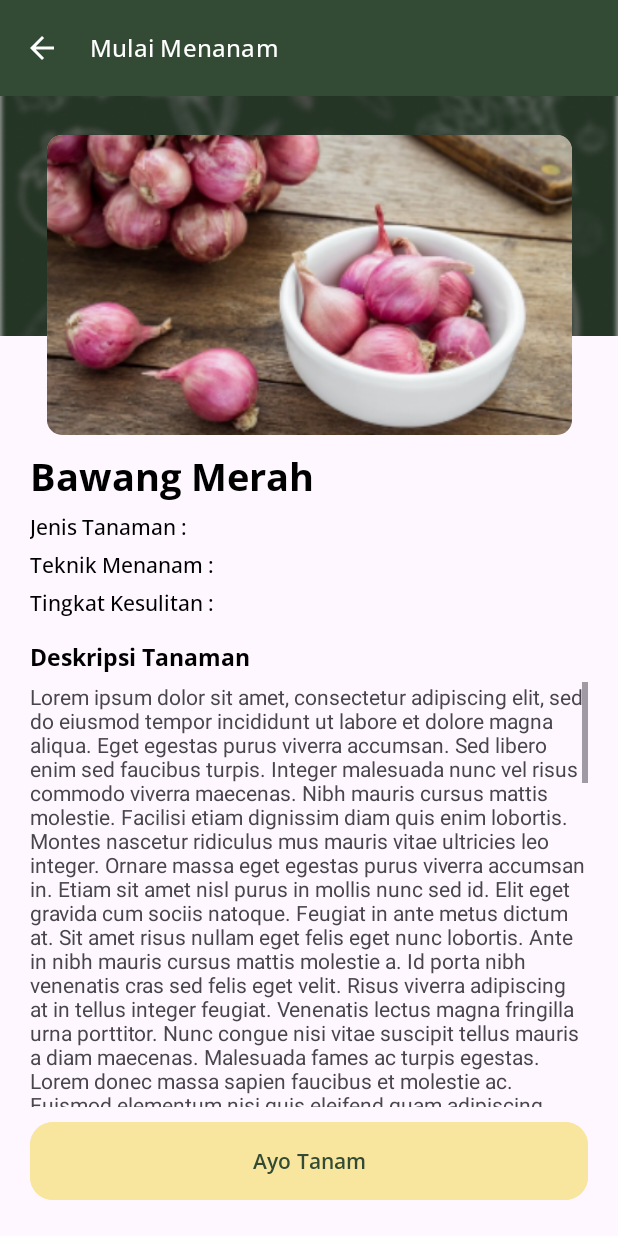
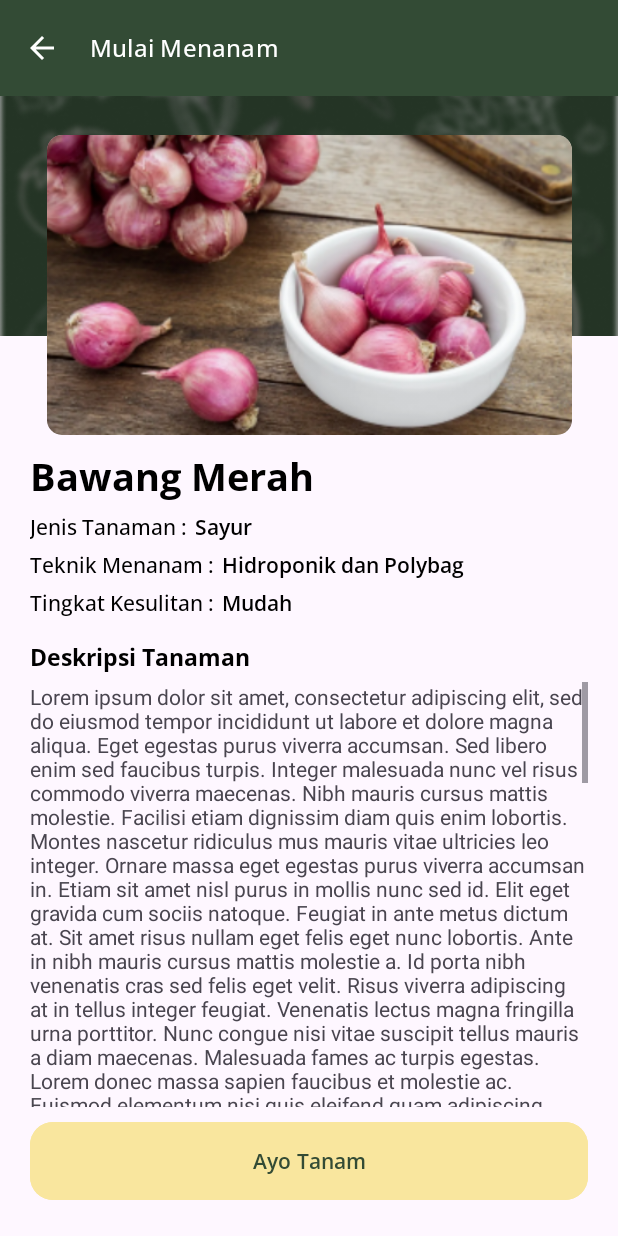
Before and after one commit to PutraGandaD/UrbanFarm-Mobile-Massive-Challenge, an Android app: the DetailTanamanPageActivity screen opened directly, with no data from a screen before it, on a phone screen of 412 x 824 dp. Run offline under Robolectric (Android 15) with nearby library versions, the phone set to English and light mode, and no system bars.

Commit message:
Add missing id/placeholder to Detail Tanaman page

```diff
--- a/app/src/main/res/layout/activity_detail_tanaman_page.xml
+++ b/app/src/main/res/layout/activity_detail_tanaman_page.xml
@@ -96,6 +96,21 @@
         app:layout_constraintTop_toBottomOf="@id/tv_title_detail_tanaman_page"/>
 
     <TextView
+        android:id="@+id/tv_jenis_tanaman_detail_tanaman_page"
+        android:layout_width="wrap_content"
+        android:layout_height="wrap_content"
+        android:fontFamily="@font/opensans_semibold"
+        android:text="@string/jenis_tanaman_placeholder"
+        android:textSize="14sp"
+        android:layout_marginStart="5dp"
+        android:textColor="@color/black"
+        app:layout_constraintLeft_toRightOf="@id/tv_subtitle_detail_1_detail_tanaman_page"
+        app:layout_constraintTop_toBottomOf="@id/tv_title_detail_tanaman_page"
+        app:layout_constraintBottom_toTopOf="@id/tv_subtitle_detail_2_detail_tanaman_page"
+        />
+
+
+    <TextView
         android:id="@+id/tv_subtitle_detail_2_detail_tanaman_page"
         android:layout_width="wrap_content"
         android:layout_height="wrap_content"
@@ -109,6 +124,19 @@
         app:layout_constraintTop_toBottomOf="@id/tv_subtitle_detail_1_detail_tanaman_page"/>
 
     <TextView
+        android:id="@+id/tv_teknik_menanam_detail_tanaman_page"
+        android:layout_width="wrap_content"
+        android:layout_height="wrap_content"
+        android:fontFamily="@font/opensans_semibold"
+        android:text="@string/teknik_menanam_placeholder"
+        android:textSize="14sp"
+        android:layout_marginStart="5dp"
+        android:textColor="@color/black"
+        app:layout_constraintLeft_toRightOf="@id/tv_subtitle_detail_2_detail_tanaman_page"
+        app:layout_constraintTop_toBottomOf="@id/tv_jenis_tanaman_detail_tanaman_page"
+        app:layout_constraintBottom_toTopOf="@id/tv_subtitle_detail_3_detail_tanaman_page" />
+
+    <TextView
         android:id="@+id/tv_subtitle_detail_3_detail_tanaman_page"
         android:layout_width="wrap_content"
         android:layout_height="wrap_content"
@@ -120,6 +148,19 @@
         android:textColor="@color/black"
         app:layout_constraintStart_toStartOf="parent"
         app:layout_constraintTop_toBottomOf="@id/tv_subtitle_detail_2_detail_tanaman_page"/>
+
+    <TextView
+        android:id="@+id/tv_tingkat_kesulitan_detail_tanaman_page"
+        android:layout_width="wrap_content"
+        android:layout_height="wrap_content"
+        android:fontFamily="@font/opensans_semibold"
+        android:text="@string/tingkat_kesulitan_placeholder"
+        android:textSize="14sp"
+        android:layout_marginStart="5dp"
+        android:layout_marginTop="5dp"
+        android:textColor="@color/black"
+        app:layout_constraintLeft_toRightOf="@id/tv_subtitle_detail_3_detail_tanaman_page"
+        app:layout_constraintTop_toBottomOf="@id/tv_teknik_menanam_detail_tanaman_page" />
 
     <TextView
         android:id="@+id/tv_header_deskripsi_detail_tanaman_page"
--- a/app/src/main/res/values/strings.xml
+++ b/app/src/main/res/values/strings.xml
@@ -69,5 +69,8 @@
     <string name="card_tanamanku_placeholder1">Anda memiliki 0 tanaman</string>
     <string name="card_tanamanku_placeholder2">Kontrol rutin tanaman yang anda tanam melalui fitur TanamanKu</string>
     <string name="detail_tanaman_page_title_placeholder">Bawang Merah</string>
+    <string name="jenis_tanaman_placeholder">Sayur</string>
+    <string name="teknik_menanam_placeholder">Hidroponik dan Polybag</string>
+    <string name="tingkat_kesulitan_placeholder">Mudah</string>
 
 </resources>
```
